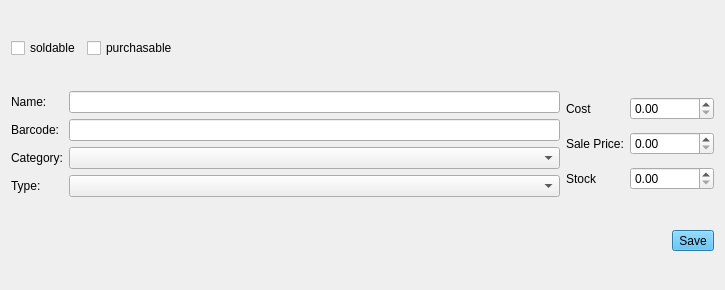
Old version of the form pos-fe/gui/dialogs/producteditdialog.ui in the repository sadeqAlbana/Snono-ERP.
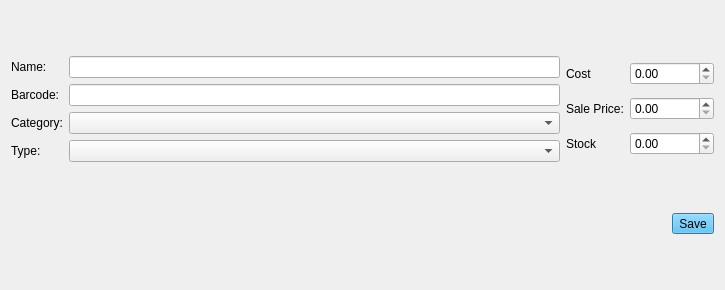
New version of the form.

Patch:
```diff
--- a/pos-fe/gui/dialogs/producteditdialog.ui
+++ b/pos-fe/gui/dialogs/producteditdialog.ui
@@ -14,37 +14,6 @@
    <string>Edit Product</string>
   </property>
   <layout class="QVBoxLayout" name="verticalLayout">
-   <item>
-    <layout class="QHBoxLayout" name="horizontalLayout_2">
-     <item>
-      <widget class="QCheckBox" name="checkBox">
-       <property name="text">
-        <string>soldable</string>
-       </property>
-      </widget>
-     </item>
-     <item>
-      <widget class="QCheckBox" name="checkBox_2">
-       <property name="text">
-        <string>purchasable</string>
-       </property>
-      </widget>
-     </item>
-     <item>
-      <spacer name="horizontalSpacer">
-       <property name="orientation">
-        <enum>Qt::Horizontal</enum>
-       </property>
-       <property name="sizeHint" stdset="0">
-        <size>
-         <width>40</width>
-         <height>20</height>
-        </size>
-       </property>
-      </spacer>
-     </item>
-    </layout>
-   </item>
    <item>
     <layout class="QHBoxLayout" name="horizontalLayout_3">
      <item>
```
